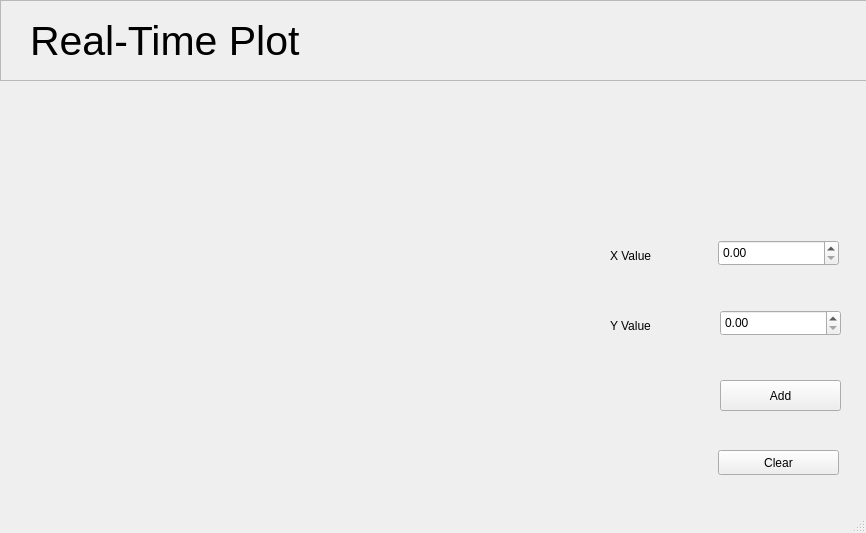
Before: the Qt Designer form mainwindow.ui in Awsaf780/QT-RealTime-Data-Plot, drawn with Qt 5.
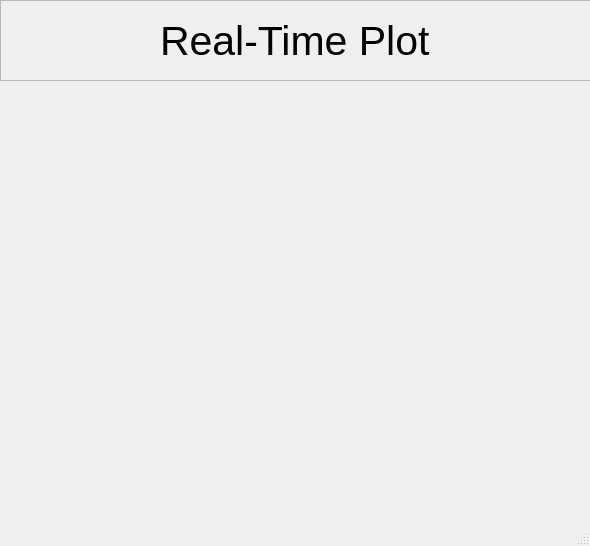
After: the same form once the commit is applied. Custom widgets are drawn as their Qt base class.

```diff
--- a/mainwindow.ui
+++ b/mainwindow.ui
@@ -6,8 +6,8 @@
    <rect>
     <x>0</x>
     <y>0</y>
-    <width>866</width>
-    <height>533</height>
+    <width>590</width>
+    <height>546</height>
    </rect>
   </property>
   <property name="windowTitle">
@@ -24,78 +24,6 @@
      </rect>
     </property>
    </widget>
-   <widget class="QDoubleSpinBox" name="doubleSpinBox">
-    <property name="geometry">
-     <rect>
-      <x>718</x>
-      <y>240</y>
-      <width>121</width>
-      <height>26</height>
-     </rect>
-    </property>
-   </widget>
-   <widget class="QDoubleSpinBox" name="doubleSpinBox_2">
-    <property name="geometry">
-     <rect>
-      <x>720</x>
-      <y>310</y>
-      <width>121</width>
-      <height>26</height>
-     </rect>
-    </property>
-   </widget>
-   <widget class="QPushButton" name="pushButton">
-    <property name="geometry">
-     <rect>
-      <x>720</x>
-      <y>380</y>
-      <width>121</width>
-      <height>31</height>
-     </rect>
-    </property>
-    <property name="text">
-     <string>Add</string>
-    </property>
-   </widget>
-   <widget class="QPushButton" name="pushButton_2">
-    <property name="geometry">
-     <rect>
-      <x>718</x>
-      <y>450</y>
-      <width>121</width>
-      <height>25</height>
-     </rect>
-    </property>
-    <property name="text">
-     <string>Clear</string>
-    </property>
-   </widget>
-   <widget class="QLabel" name="label">
-    <property name="geometry">
-     <rect>
-      <x>610</x>
-      <y>240</y>
-      <width>71</width>
-      <height>31</height>
-     </rect>
-    </property>
-    <property name="text">
-     <string>X Value</string>
-    </property>
-   </widget>
-   <widget class="QLabel" name="label_2">
-    <property name="geometry">
-     <rect>
-      <x>610</x>
-      <y>310</y>
-      <width>71</width>
-      <height>31</height>
-     </rect>
-    </property>
-    <property name="text">
-     <string>Y Value</string>
-    </property>
-   </widget>
    <widget class="QFrame" name="frame">
     <property name="geometry">
      <rect>
@@ -117,7 +45,7 @@
     <widget class="QLabel" name="label_3">
      <property name="geometry">
       <rect>
-       <x>30</x>
+       <x>160</x>
        <y>20</y>
        <width>271</width>
        <height>41</height>
```
Left out of the diff: 4 changed lines with no effect on the pictures.
